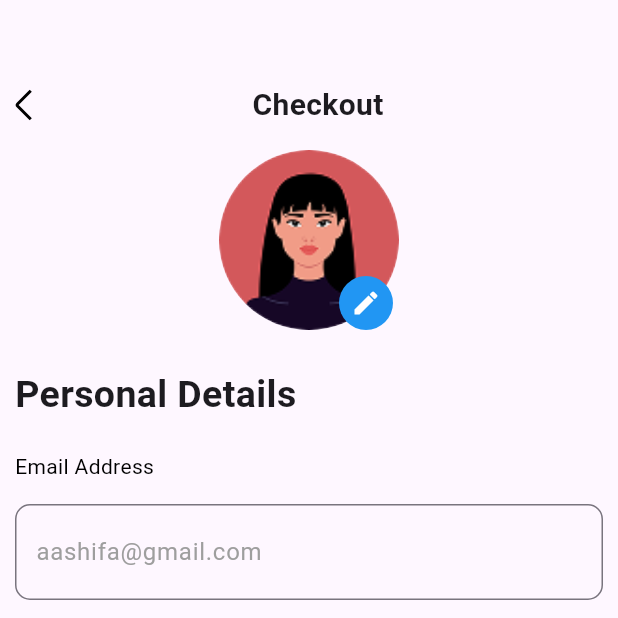
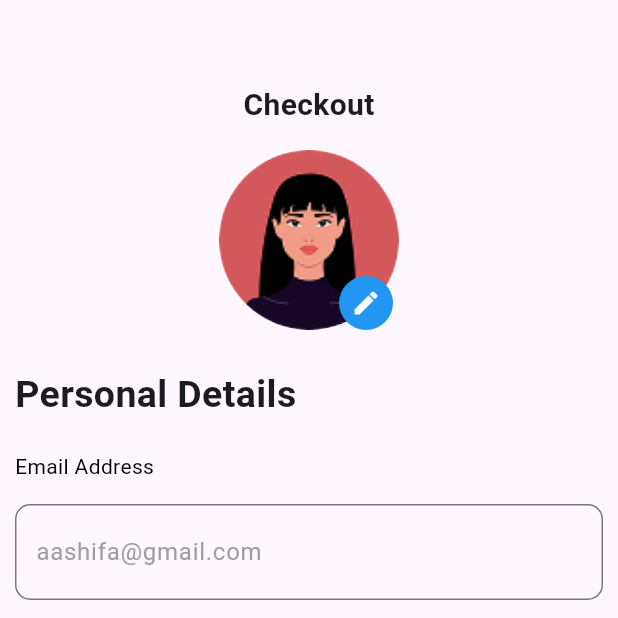
Before and after one commit to MohamedElnaggar0/stylish_app, a Flutter app: the ProfileView screen opened by its route, on a phone screen of 412 x 824 dp, the top half of it. Run offline on Flutter 3.47's test engine with Material 3 defaults, Android fonts, the phone set to English and light mode, and no system bars; our stand-ins replace flutter_svg, go_router, persistent_bottom_nav_bar.

Commit message:
edit custom appbar

```diff
--- a/lib/core/widgets/custom_appbar.dart
+++ b/lib/core/widgets/custom_appbar.dart
@@ -6,13 +6,15 @@ class CustomAppbar extends StatelessWidget {
       {super.key,
       this.title,
       this.midIcon,
-      required this.startIcon,
+      this.startIcon,
       this.endIcon,
-      this.onTap});
+      this.onTap,
+      this.firstOnTap});
   final String? title;
-  final String startIcon;
+  final String? startIcon;
   final String? midIcon;
   final String? endIcon;
+  final VoidCallback? firstOnTap;
   final VoidCallback? onTap;
   @override
   Widget build(BuildContext context) {
@@ -22,7 +24,11 @@ class CustomAppbar extends StatelessWidget {
       child: Row(
         mainAxisAlignment: MainAxisAlignment.spaceBetween,
         children: [
-          GestureDetector(onTap: onTap, child: SvgPicture.asset(startIcon)),
+          GestureDetector(
+              onTap: firstOnTap,
+              child: startIcon != null
+                  ? SvgPicture.asset(startIcon!)
+                  : const SizedBox()),
           midIcon != null
               ? SvgPicture.asset(midIcon!)
               : Text(
--- a/lib/features/home/presentation/views/widgets/cart_view_body.dart
+++ b/lib/features/home/presentation/views/widgets/cart_view_body.dart
@@ -18,6 +18,7 @@ class CartViewBody extends StatelessWidget {
             const SizedBox(height: 30),
             CustomAppbar(
               startIcon: Assets.svg.back,
+              firstOnTap: () => Navigator.pop(context),
               title: 'Checkout',
             ),
             Divider(
--- a/lib/features/home/presentation/views/widgets/profile_view_body.dart
+++ b/lib/features/home/presentation/views/widgets/profile_view_body.dart
@@ -19,11 +19,7 @@ class ProfileViewBody extends StatelessWidget {
         child: Column(
           children: [
             const SizedBox(height: 30),
-            CustomAppbar(
-              startIcon: Assets.svg.back,
-              onTap: () {
-                GoRouter.of(context).pop();
-              },
+            const CustomAppbar(
               title: 'Checkout',
             ),
             Stack(
@@ -174,12 +170,12 @@ class ProfileViewBody extends StatelessWidget {
           ),
           SizedBox(height: 20),
           CustomTextAndTextfeild(
-              hintText: 'Bank Account Number', text: '204356XXXXXXX'),
+              text: 'Bank Account Number', hintText: '204356XXXXXXX'),
           SizedBox(height: 20),
           CustomTextAndTextfeild(
-              hintText: 'Account Holder’s Name', text: 'Abhiraj Sisodiya'),
+              text: 'Account Holder’s Name', hintText: 'Abhiraj Sisodiya'),
           SizedBox(height: 20),
-          CustomTextAndTextfeild(hintText: 'IFSC Code', text: 'SBIN00428'),
+          CustomTextAndTextfeild(text: 'IFSC Code', hintText: 'SBIN00428'),
           SizedBox(height: 25),
         ],
       ),
--- a/lib/features/home/presentation/views/widgets/shop_view_body.dart
+++ b/lib/features/home/presentation/views/widgets/shop_view_body.dart
@@ -9,15 +9,13 @@ class ShopViewBody extends StatelessWidget {
 
   @override
   Widget build(BuildContext context) {
-    return Scaffold(
-      body: SingleChildScrollView(
+    return SingleChildScrollView(
       child: Padding(
         padding: const EdgeInsets.all(10.0),
         child: Column(
           children: [
             const SizedBox(height: 30),
             CustomAppbar(
-                startIcon: Assets.svg.back,
               endIcon: Assets.images.cart.path,
               onTap: () {
                 GoRouter.of(context).push(AppRouter.kCartView);
@@ -26,7 +24,6 @@ class ShopViewBody extends StatelessWidget {
           ],
         ),
       ),
-      ),
     );
   }
 }
```
Lines whose indentation alone changed are shown as unchanged.
